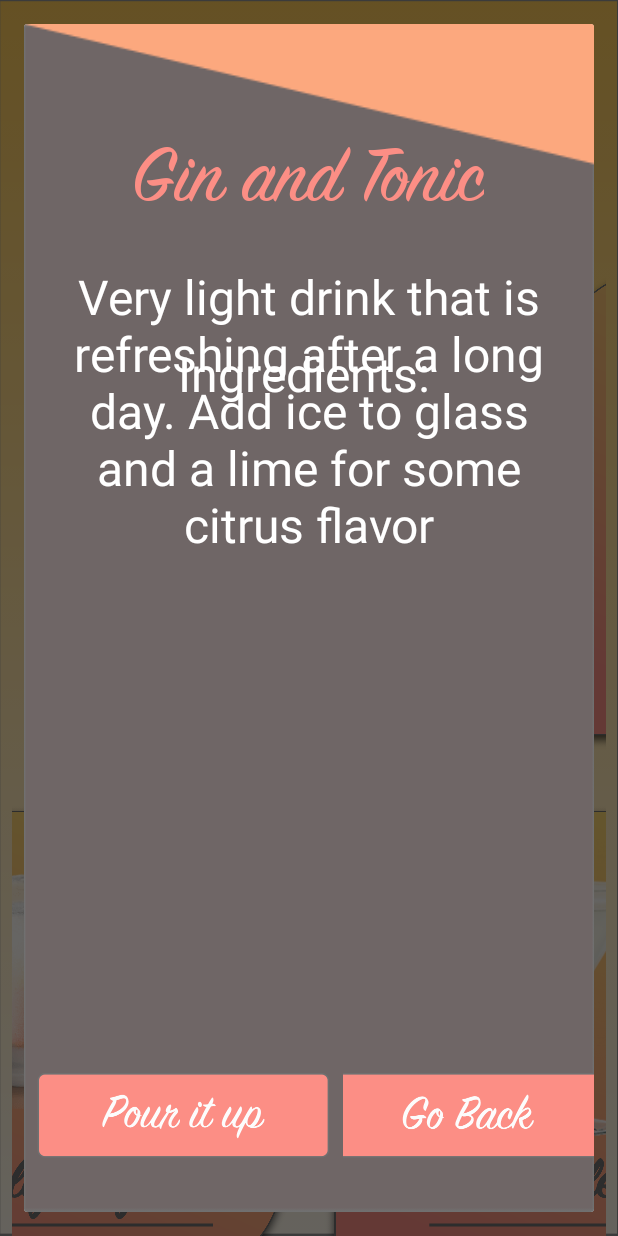
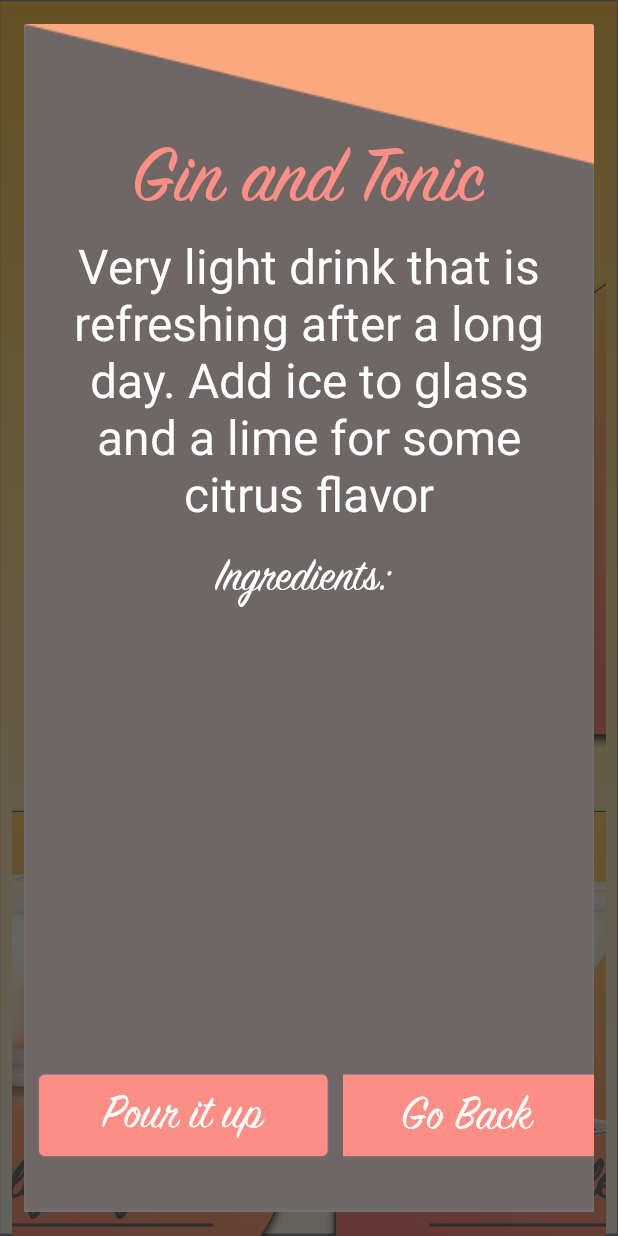
Before and after one commit to Bradysm/Mixed, an Android app: the GinActivity screen opened directly, with no data from a screen before it, after a tap on "Beerig", on a phone screen of 412 x 824 dp. Run offline under Robolectric (Android 15) with nearby library versions, the phone set to English and light mode, and no system bars.

Commit message:
Fixes to dialog recipes

```diff
--- a/Beerig_App/app/src/main/java/com/beering/beerig_app/DrinkList.java
+++ b/Beerig_App/app/src/main/java/com/beering/beerig_app/DrinkList.java
@@ -25,9 +25,11 @@ public final class DrinkList {
 
         // create the Drink objects
         Drink vodkaCran = new Drink("Vodka Cranberry",
-                "Is made with vodka and cranberry juice. Light and refreshing. Add a lime for more flavor.", 'a');
+                "Is made with vodka and cranberry juice. Light and refreshing. Add a lime for more flavor.", 'a',
+                "1 shot of Vodka", "4 and 1/2 ounces of Cranberry", "Serve with a lime");
         Drink screwdriver = new Drink("Screwdriver",
-                "Simple drink made with vodka and Orange Juice. Nothing like having an orange drink before gameday. Go Hokies!", 'b');
+                "Simple drink made with vodka and Orange Juice. Nothing like having an orange drink before gameday. Go Hokies!", 'b',
+                "1 and 3/4 ounces vodka", "3 and 1/2 ounce of OJ", "Serve with ice");
         Drink vodkaBull = new Drink("Vodka RedBull",
                 "This drink will get you GOIN. Need a pick me up? Here you go. Contains vodka and RedBull", 'c');
         Drink tequilaSunrise = new Drink("Tequila Sunrise",
--- a/Beerig_App/app/src/main/res/layout/drink_dialog.xml
+++ b/Beerig_App/app/src/main/res/layout/drink_dialog.xml
@@ -14,46 +14,57 @@
         android:layout_width="match_parent"
         android:layout_height="match_parent"
         android:layout_alignParentTop="true"
-        android:layout_centerHorizontal="true">
+        android:layout_centerHorizontal="true" >
+
+        <LinearLayout
+            android:layout_width="match_parent"
+            android:layout_height="wrap_content"
+            android:orientation="vertical">
+
+            <TextView
+                android:id="@+id/drink_name"
+                android:layout_width="wrap_content"
+                android:layout_height="wrap_content"
+                android:layout_marginTop="72dp"
+                android:fontFamily="@font/sign_painter"
+                android:textColor="#FC8E85"
+                android:textSize="56sp"
+                android:gravity="center"
+                android:layout_gravity="center" />
 
             <TextView
                 android:id="@+id/drink_description"
                 android:layout_width="wrap_content"
                 android:layout_height="wrap_content"
-                android:paddingTop="160dp"
                 android:layout_marginLeft="16dp"
                 android:layout_marginRight="16dp"
                 android:textSize="32sp"
                 android:textColor="#FFFFFF"
                 android:gravity="center"
-                />
+                android:layout_gravity="center"/>
+
+            <TextView
+                android:id="@+id/drink_recipe"
+                android:layout_width="wrap_content"
+                android:layout_height="wrap_content"
+                android:textColor="#FFFFFF"
+                android:textSize="32sp"
+                android:layout_marginTop="16dp"
+                android:gravity="center"
+                android:layout_gravity="center"
+                android:fontFamily="@font/sign_painter"/>
+
+        </LinearLayout>
+
+
+
 
     </ScrollView>
 
 
-        <TextView
-            android:id="@+id/drink_name"
-            android:layout_width="wrap_content"
-            android:layout_height="wrap_content"
-            android:layout_marginTop="72dp"
-            android:fontFamily="@font/sign_painter"
-            android:textColor="#FC8E85"
-            android:textSize="56sp"
-            android:gravity="center"
-            android:layout_gravity="center"
-            android:layout_alignParentTop="true"
-            android:layout_centerHorizontal="true" />
 
-        <TextView
-            android:id="@+id/drink_recipe"
-            android:layout_marginTop="72dp"
-            android:layout_width="wrap_content"
-            android:layout_height="wrap_content"
-            android:textColor="#FFFFFF"
-            android:textSize="32sp"
-            android:gravity="center"
-            android:layout_centerHorizontal="true"
-            android:layout_below="@id/drink_name" />
+
+
 
 
     <LinearLayout
```
